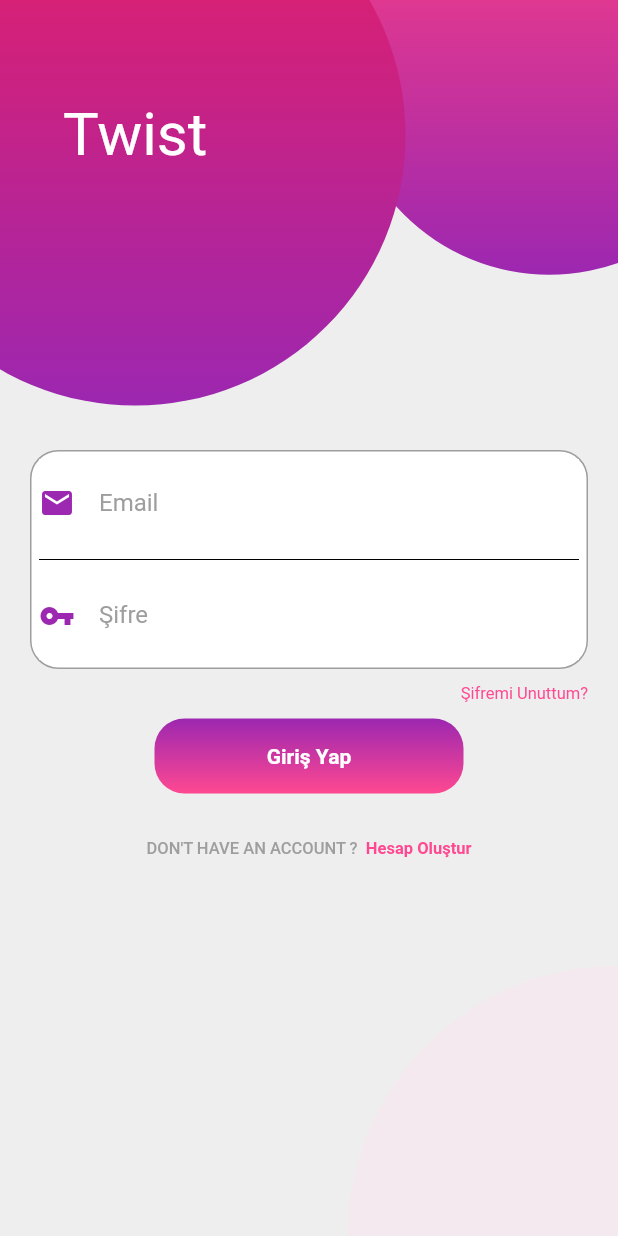
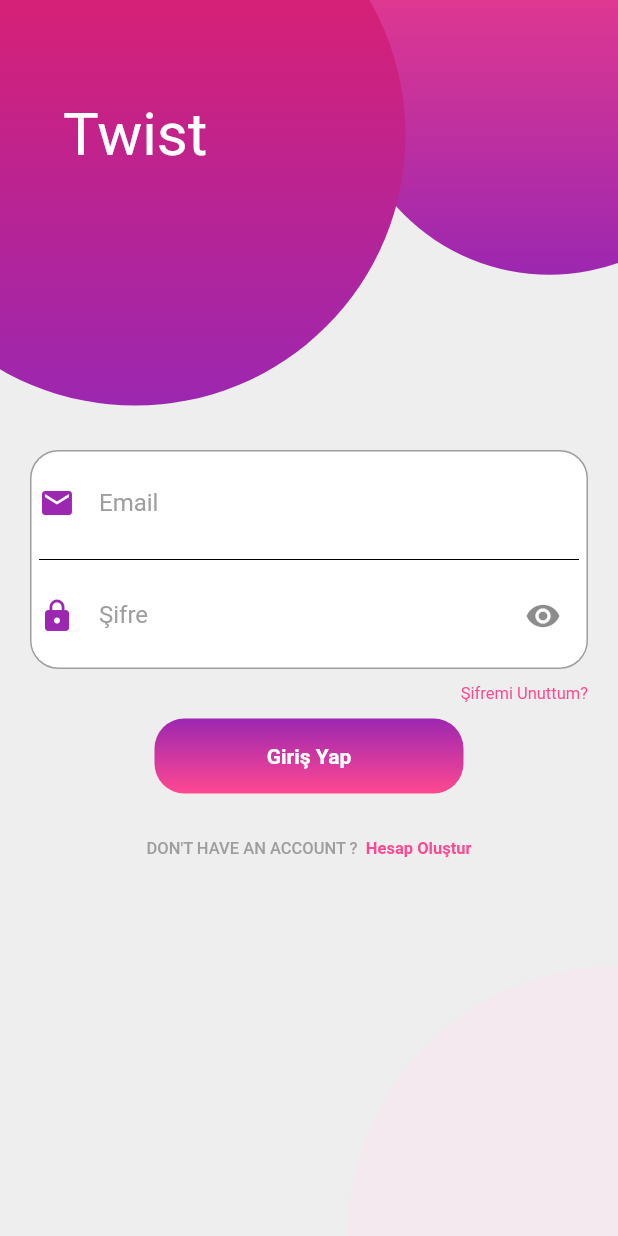
Before and after one commit to Meliih/Flutter, a Flutter app: the screen it shows after launch, on a phone screen of 412 x 824 dp. Run offline on Flutter 3.47's test engine with Material 2 defaults, Android fonts, the phone set to English and light mode, and no system bars; Roboto replaces fonts that are missing (Pacifico).

Commit message:
password visibility

```diff
--- a/twist_appointment_app/lib/Login/LoginPage.dart
+++ b/twist_appointment_app/lib/Login/LoginPage.dart
@@ -5,16 +5,23 @@ import 'package:twist_appointment_app/HomePage.dart';
 
 import 'Signup.dart';
 
-class LoginPage extends StatelessWidget {
-  const LoginPage({Key? key}) : super(key: key);
+
+class LoginPage extends StatefulWidget {
+  @override
+  State<StatefulWidget> createState() => _LoginPage();
+}
+
+bool isHidden = false;
+
+class _LoginPage extends State<LoginPage> {
+  @override
+  Widget build(BuildContext context) {
 
     double getSmallDiameter(BuildContext context) =>
         MediaQuery.of(context).size.width * 2 / 3;
     double getBiglDiameter(BuildContext context) =>
         MediaQuery.of(context).size.width * 7 / 8;
 
-  @override
-  Widget build(BuildContext context) {
     return Scaffold(
       backgroundColor: const Color(0xFFEEEEEE),
       body: Stack(
@@ -106,11 +113,15 @@ class LoginPage extends StatelessWidget {
                       Container(
                         color: Colors.white,
                         child: TextField(
-                          obscureText: true,
+                          obscureText: isHidden,
                           decoration: InputDecoration(
                               icon: const Icon(
-                                Icons.vpn_key,
+                                Icons.lock,
                                 color: Colors.purple,
+                              ),
+                              suffixIcon: IconButton(
+                                icon: isHidden ? Icon(Icons.visibility_off) : Icon(Icons.visibility),
+                                onPressed:  togglePasswordVisibilty,
                               ),
                               focusedBorder: UnderlineInputBorder(
                                   borderSide:
@@ -215,5 +226,13 @@ class LoginPage extends StatelessWidget {
         ],
       ),
     );
+
   }
+
+
+  void togglePasswordVisibilty() => setState(() => isHidden = !isHidden);
+
+
+
+
 }
```
Lines whose indentation alone changed are shown as unchanged.
